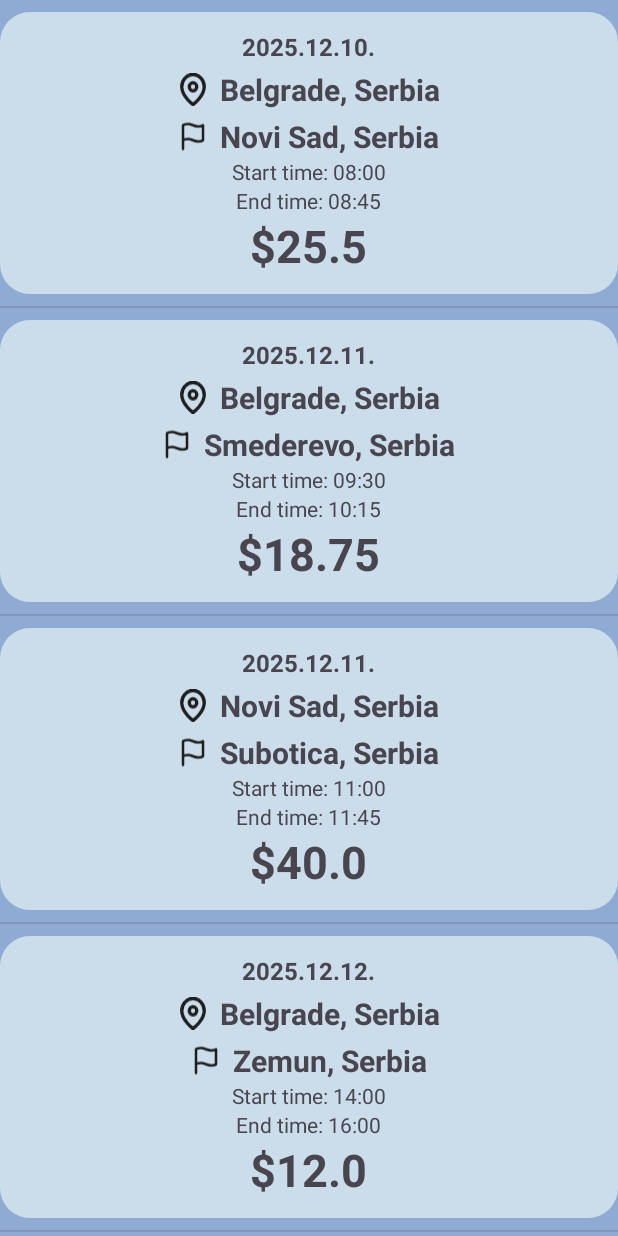
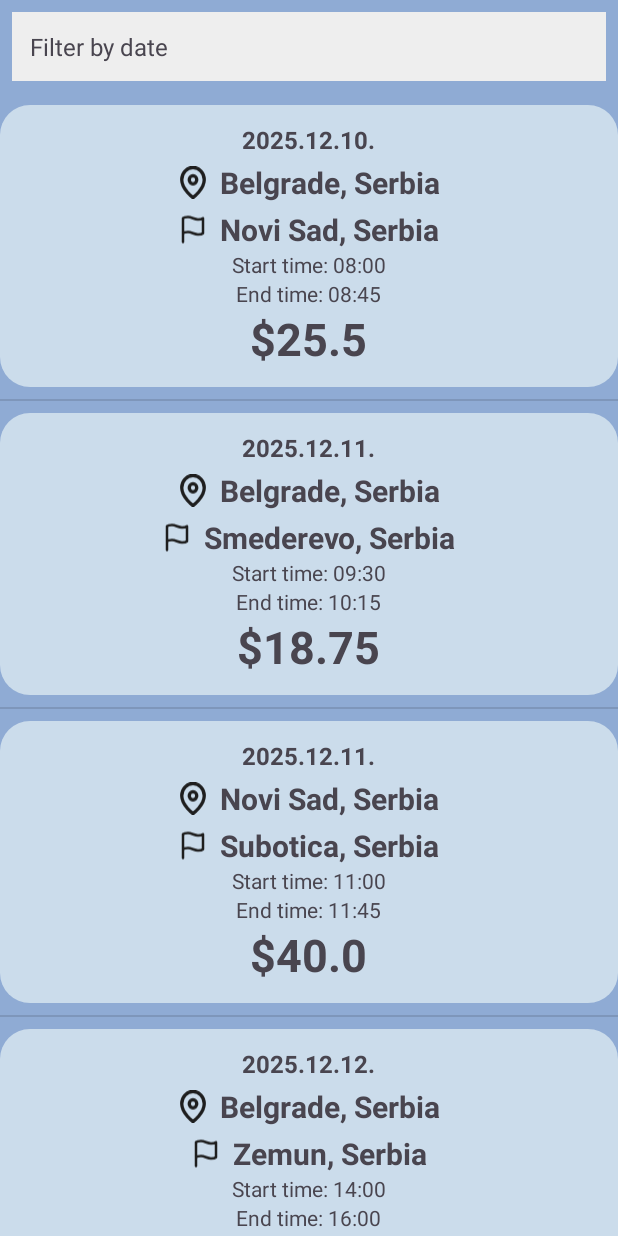
Before and after one commit to kzi-nastava/mrs-team2-TODO-Smisliti-ime, an Android app: the screen it shows after launch (MainActivity), on a phone screen of 412 x 824 dp. Run offline under Robolectric (Android 15) with nearby library versions, the phone set to English and light mode, and no system bars.

Commit message:
Implement datePicker at the top of ride history

```diff
--- a/mobileApp/app/src/main/res/layout/fragment_ride_history.xml
+++ b/mobileApp/app/src/main/res/layout/fragment_ride_history.xml
@@ -20,6 +20,19 @@
     android:orientation="vertical"
     android:background="#8FABD4">
 
+    <TextView
+        android:id="@+id/tvFilterDate"
+        android:layout_width="match_parent"
+        android:layout_height="wrap_content"
+        android:text="Filter by date"
+        android:padding="12dp"
+        android:layout_margin="8dp"
+        android:background="#EEEEEE"
+        android:textSize="16sp"
+        android:clickable="true"
+        android:focusable="true"/>
+
+
     <ListView
         android:id="@+id/rideHistoryListView"
         android:layout_width="match_parent"
```
Also changed, not shown: mobileApp/app/src/main/java/com/example/getgo/fragments/RideHistoryFragment.java (+44 -0 lines).
